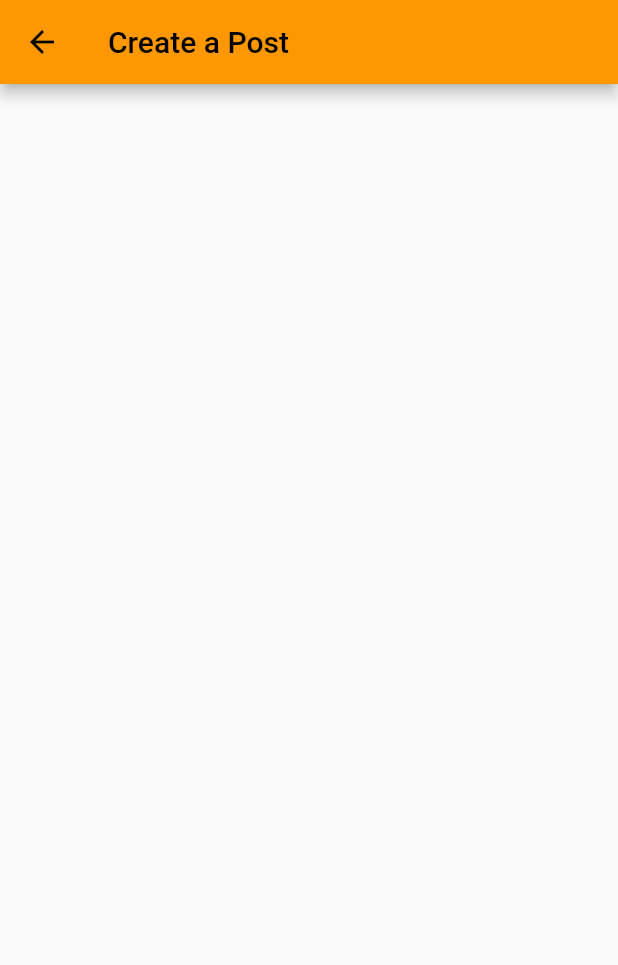
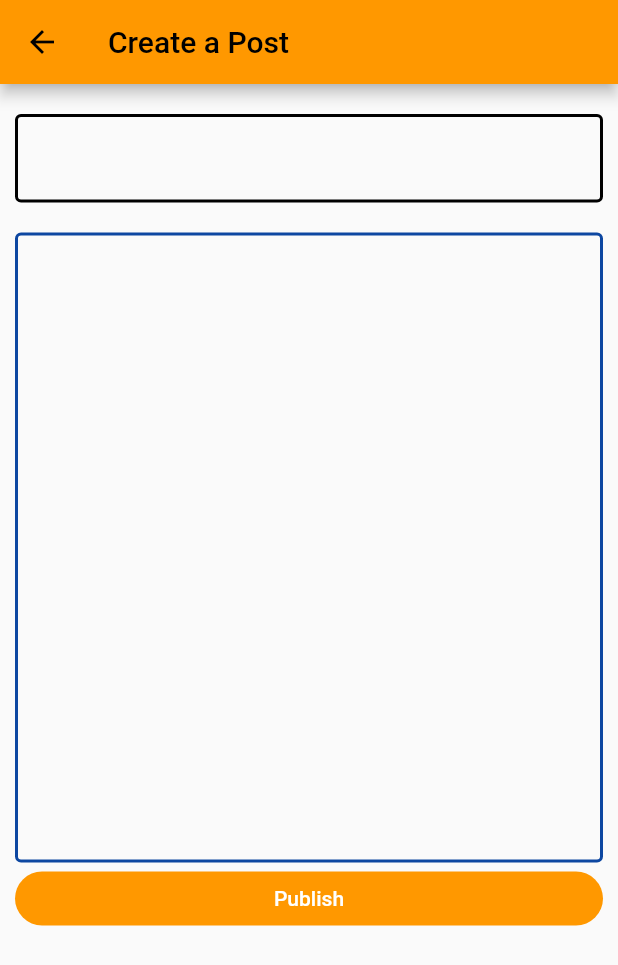
Before and after one commit to nurfajarismail/Task_1_Udacoding, a Flutter app: the CreateblogPage screen opened directly, on a phone screen of 412 x 824 dp. Shown: the top 965 px of the screen. Run offline on Flutter 3.47's test engine with Material 2 defaults, Android fonts, the phone set to English and light mode, and no system bars.

Commit message:
add create a post

```diff
--- a/lib/createblogPage.dart
+++ b/lib/createblogPage.dart
@@ -1,9 +1,11 @@
 import 'package:flutter/material.dart';
+import 'package:task_1/blogPage.dart';
 
 class CreateblogPage extends StatelessWidget {
   @override
   Widget build(BuildContext context) {
     return Scaffold(
+      resizeToAvoidBottomInset: false,
       appBar: AppBar(
         leading: IconButton(
           color: Colors.black,
@@ -20,6 +22,61 @@ class CreateblogPage extends StatelessWidget {
           style: TextStyle(color: Colors.black),
         ),
       ),
+      body: Container(
+        padding: EdgeInsets.only(left: 10, right: 10, top: 20),
+        child: Column(
+          children: [
+            Container(
+              child: TextField(
+                  decoration: InputDecoration(
+                      focusedBorder: OutlineInputBorder(
+                        borderSide: BorderSide(color: Colors.black, width: 2.0),
+                      ),
+                      enabledBorder: OutlineInputBorder(
+                        // borderRadius: BorderRadius.all(Radius.circular(5.0)),
+                        borderSide: BorderSide(color: Colors.black, width: 2),
+                      ))),
+            ),
+            SizedBox(
+              height: 20,
+            ),
+            Container(
+              child: TextField(
+                decoration: InputDecoration(
+                    focusedBorder: OutlineInputBorder(
+                      borderSide:
+                          BorderSide(color: Colors.blue[900], width: 2.0),
+                    ),
+                    //contentPadding: const EdgeInsets.symmetric(vertical: 200.0),
+                    enabledBorder: OutlineInputBorder(
+                      // borderRadius: BorderRadius.all(Radius.circular(5.0)),
+                      borderSide: BorderSide(color: Colors.blue[900], width: 2),
+                    )),
+                maxLines: 20,
+                keyboardType: TextInputType.multiline,
+              ),
+            ),
+            SizedBox(
+                width: double.infinity,
+                child: FlatButton(
+                  shape: RoundedRectangleBorder(
+                    borderRadius: BorderRadius.circular(20.0),
+                  ),
+                  onPressed: () {
+                    Navigator.push(
+                      context,
+                      MaterialPageRoute(builder: (context) => BlogPage()),
+                    );
+                  },
+                  child: Text(
+                    "Publish",
+                    style: TextStyle(color: Colors.white),
+                  ),
+                  color: Colors.orange,
+                )),
+          ],
+        ),
+      ),
     );
   }
 }
```
Also changed, not shown: lib/signupPage.dart (+16 -3 lines).
